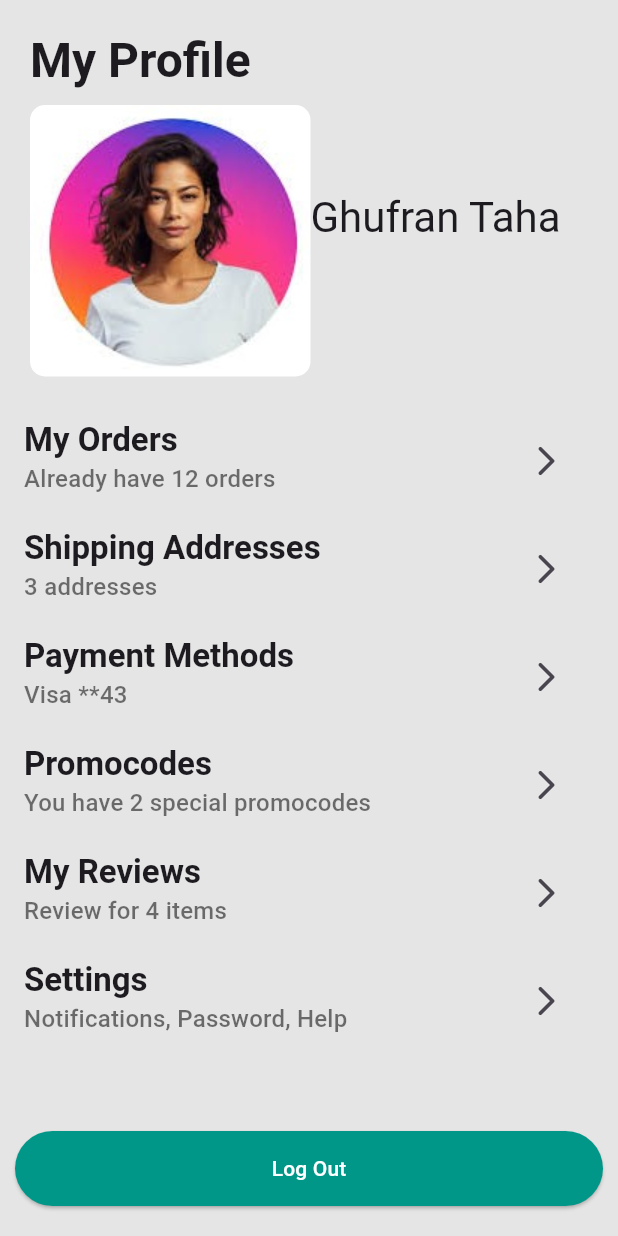
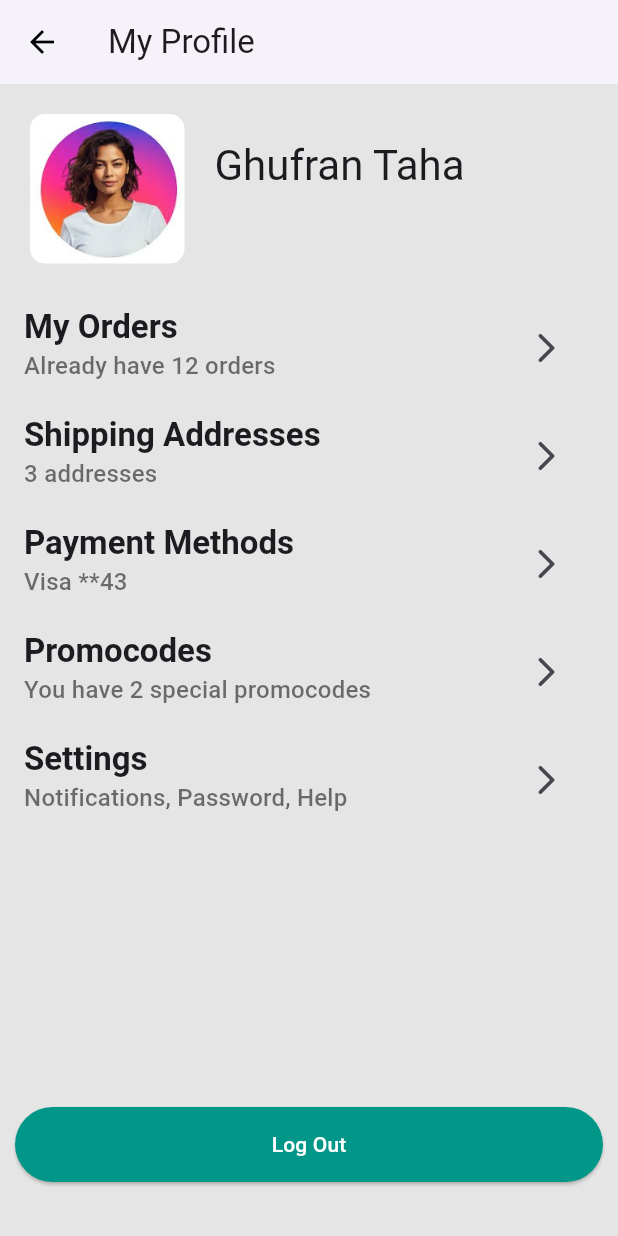
Before and after one commit to ghofrantaha/foodDelivery, a Flutter app: the ProfilePage screen opened directly, on a phone screen of 412 x 824 dp. Run offline on Flutter 3.47's test engine with Material 3 defaults, Android fonts, the phone set to English and light mode, and no system bars; our stand-ins replace cloud_firestore, firebase_auth, firebase_core, flutter_rating_bar, persistent_bottom_nav_bar; accounts and stored records are empty.

Commit message:
uploading profile and begin into favorites

```diff
--- a/lib/views/pages/button_navbar.dart
+++ b/lib/views/pages/button_navbar.dart
@@ -1,5 +1,6 @@
 import 'package:flutter/cupertino.dart';
 import 'package:flutter/material.dart';
+import 'package:foodapp/views/pages/cart_page.dart';
 import 'package:foodapp/views/pages/profile_page.dart';
 import 'package:persistent_bottom_nav_bar/persistent_tab_view.dart';
 
@@ -17,8 +18,7 @@ class _BottomNavbarState extends State<BottomNavbar> {
   List<Widget> _buildScreens() {
     return [
       const HomePage(),
-      Container(),
-      Container(),
+      const CartPage(),
       Container(),
       const ProfilePage(),
     ];
@@ -29,12 +29,6 @@ class _BottomNavbarState extends State<BottomNavbar> {
       PersistentBottomNavBarItem(
         icon: const Icon(CupertinoIcons.home),
         title: ("Home"),
-        activeColorPrimary: CupertinoColors.systemTeal,
-        inactiveColorPrimary: CupertinoColors.systemGrey,
-      ),
-      PersistentBottomNavBarItem(
-        icon: const Icon(CupertinoIcons.bag),
-        title: ("shop"),
         activeColorPrimary: CupertinoColors.systemTeal,
         inactiveColorPrimary: CupertinoColors.systemGrey,
       ),
--- a/lib/views/pages/profile_page.dart
+++ b/lib/views/pages/profile_page.dart
@@ -1,4 +1,5 @@
 import 'package:flutter/material.dart';
+import 'package:foodapp/utilities/media_query_extension.dart';
 import 'package:foodapp/views/widgets/profile_item_tile.dart';
 import 'package:provider/provider.dart';
 
@@ -20,31 +21,23 @@ class ProfilePage extends StatelessWidget {
   @override
   Widget build(BuildContext context) {
     return Consumer<AuthController>(
-      builder: (_, model, __) => Column(
+      builder: (_, model, __) => Scaffold(
+        appBar: AppBar(title: const Text('My Profile')),
+        body: ListView(
           children: [
             Container(
-            alignment: Alignment.centerLeft,
               margin: const EdgeInsets.all(20),
-            child: Column(
-              mainAxisAlignment: MainAxisAlignment.start,
-              crossAxisAlignment: CrossAxisAlignment.start,
-              children: [
-                Text(
-                  'My Profile',
-                  style: Theme.of(context)
-                      .textTheme
-                      .headlineLarge!
-                      .copyWith(fontWeight: FontWeight.bold),
-                ),
-                const SizedBox(height: 10),
-                Row(
+              child: Row(
                 children: [
                   ClipRRect(
                     borderRadius: BorderRadius.circular(10),
-                      child: Image.asset('assets/profile_photo.jpeg'),
+                    child: Image.asset(
+                      'assets/profile_photo.jpeg',
+                      width: context.width * 0.25,
                     ),
+                  ),
+                  const SizedBox(width: 20),
                   Column(
-                      mainAxisAlignment: MainAxisAlignment.start,
                     children: [
                       Text(
                         'Ghufran Taha',
@@ -60,31 +53,29 @@ class ProfilePage extends StatelessWidget {
                     ],
                   )
                 ],
-                )
-              ],
               ),
             ),
             const ProfileItemTile(
                 title: 'My Orders', content: 'Already have 12 orders'),
             const ProfileItemTile(
                 title: 'Shipping Addresses', content: '3 addresses'),
-          const ProfileItemTile(title: 'Payment Methods', content: 'Visa **43'),
+            const ProfileItemTile(
+                title: 'Payment Methods', content: 'Visa **43'),
             const ProfileItemTile(
                 title: 'Promocodes', content: 'You have 2 special promocodes'),
             const ProfileItemTile(
-              title: 'My Reviews', content: 'Review for 4 items'),
-          const ProfileItemTile(
                 title: 'Settings', content: 'Notifications, Password, Help'),
-          const Spacer(),
-          Padding(
+          ],
+        ),
+        floatingActionButtonLocation: FloatingActionButtonLocation.centerFloat,
+        floatingActionButton: Padding(
           padding: const EdgeInsets.symmetric(horizontal: 10.0, vertical: 20),
           child: MainButton(
               text: 'Log Out',
               onTap: () {
                 _logout(model, context);
               }),
-          )
-        ],
+        ),
       ),
     );
   }
--- a/lib/views/widgets/list_item_home.dart
+++ b/lib/views/widgets/list_item_home.dart
@@ -91,7 +91,7 @@ class ListItemHome extends StatelessWidget {
                   onTap: addToFavorites,
                   child: Icon(
                     isFavorite ? Icons.favorite : Icons.favorite_outline,
-                    size: 10.0,
+                    size: 20,
                     color: isFavorite ? Colors.red : Colors.grey,
                   ),
                 ),
```
Also changed, not shown: lib/views/pages/fav_page.dart (added). Lines whose indentation alone changed are shown as unchanged.
